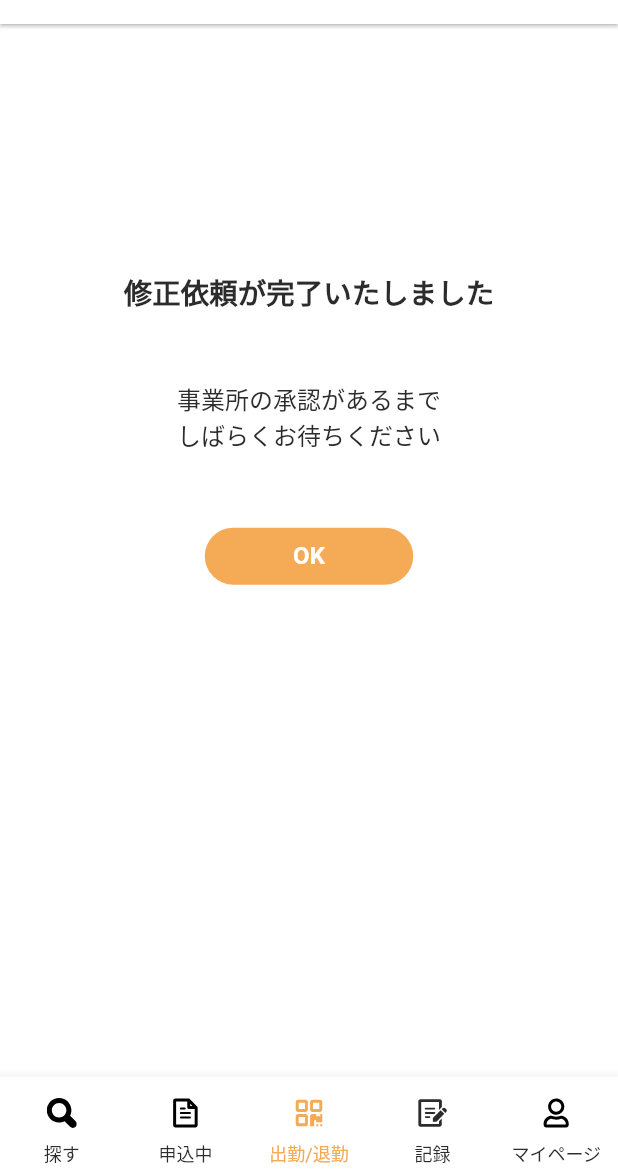
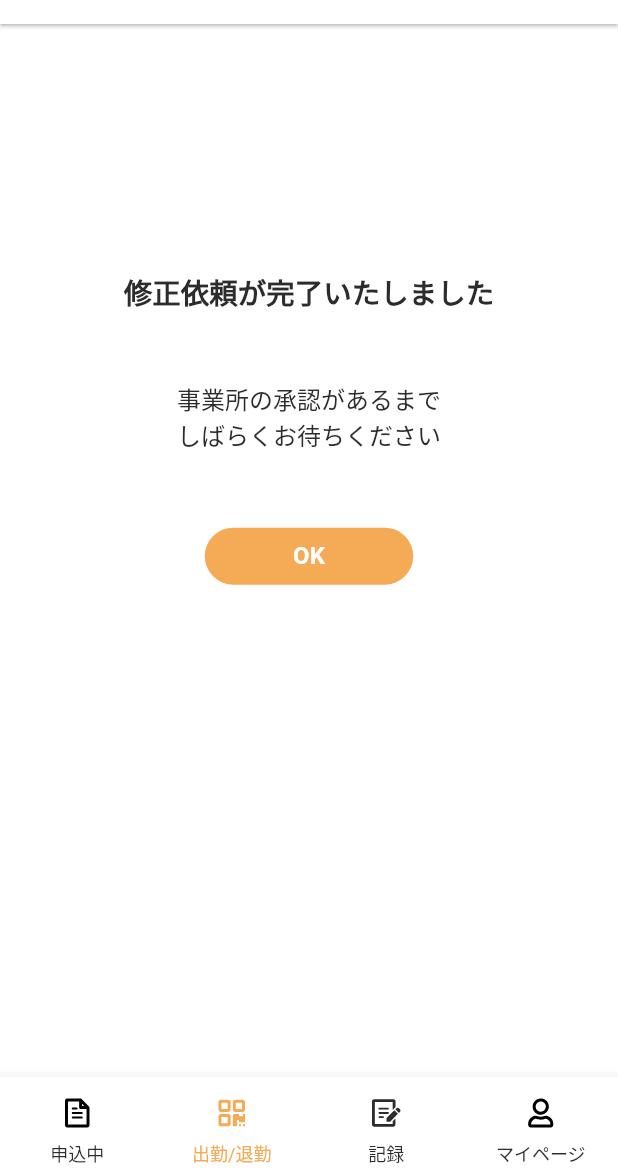
Before and after one commit to akashjpro/parsowa, a Flutter app: the CompleteFixRequestDetailScreen screen opened by its route, on a phone screen of 412 x 824 dp, the part 60-1236 px from its top. Run offline on Flutter 3.47's test engine with Material 2 defaults, Android fonts, the phone set to English and light mode, and no system bars; our stand-ins replace camera, dotted_line, expandable, flutter_bloc, flutter_svg, image_picker and 2 more; missing offline and left inert: qr_code_scanner; Roboto replaces fonts that are missing (NotoSanJP).

Commit message:
Update bottom bar

```diff
--- a/lib/presentation/screens/attend_list/attend_list_screen.dart
+++ b/lib/presentation/screens/attend_list/attend_list_screen.dart
@@ -57,7 +57,7 @@ class AttendListScreenState extends State<AttendListScreen>
           Expanded(child: _buildTabView(context))
         ],
       ),
-      bottomNavigationBar: BottomNavBar(currentIndex: 2),
+      bottomNavigationBar: BottomNavBar(currentIndex: 1),
     );
   }
 
--- a/lib/presentation/screens/attend_list/previous_attend_screen.dart
+++ b/lib/presentation/screens/attend_list/previous_attend_screen.dart
@@ -56,7 +56,7 @@ class PreviousAttendState extends State<PreviousAttendScreen> {
           ),
         ],
       )),
-      bottomNavigationBar: BottomNavBar(currentIndex: 4),
+      bottomNavigationBar: BottomNavBar(currentIndex: 3),
     );
   }
 
--- a/lib/presentation/screens/attend_list/record_screen.dart
+++ b/lib/presentation/screens/attend_list/record_screen.dart
@@ -42,7 +42,7 @@ class RecordState extends State<RecordScreen> {
           ),
         ),
       ),
-      bottomNavigationBar: BottomNavBar(currentIndex: 3),
+      bottomNavigationBar: BottomNavBar(currentIndex: 2),
     );
   }
 
--- a/lib/presentation/screens/contact_us/contact_us_screen.dart
+++ b/lib/presentation/screens/contact_us/contact_us_screen.dart
@@ -23,7 +23,7 @@ class ContactUsScreen extends StatelessWidget {
         initialUrl: 'https://flutter.io',
         javascriptMode: JavascriptMode.unrestricted,
       ),
-      bottomNavigationBar: BottomNavBar(currentIndex: 4),
+      bottomNavigationBar: BottomNavBar(currentIndex: 3),
     );
   }
 }
--- a/lib/presentation/screens/fix_request_detail/completed/completed_fix_request_detail.dart
+++ b/lib/presentation/screens/fix_request_detail/completed/completed_fix_request_detail.dart
@@ -29,7 +29,7 @@ class CompleteFixRequestDetailScreen extends StatelessWidget {
           child: _completeBody(context),
         ),
       ),
-      bottomNavigationBar: BottomNavBar(currentIndex: 2),
+      bottomNavigationBar: BottomNavBar(currentIndex: 1),
     );
   }
 
--- a/lib/presentation/screens/fix_request_detail/content/content_fix_request_detail.dart
+++ b/lib/presentation/screens/fix_request_detail/content/content_fix_request_detail.dart
@@ -71,7 +71,7 @@ class _ContentsFixRequestDetailScreenState
             ],
           ),
         ),
-        bottomNavigationBar: BottomNavBar(currentIndex: 2),
+        bottomNavigationBar: BottomNavBar(currentIndex: 1),
       ),
     );
   }
--- a/lib/presentation/screens/job_detail/content/content_screen.dart
+++ b/lib/presentation/screens/job_detail/content/content_screen.dart
@@ -61,7 +61,7 @@ class ContentJobDetailScreenState extends State<ContentJobDetailScreen> {
         ),
       ),
       bottomNavigationBar: BottomNavBar(
-        currentIndex: 1,
+        currentIndex: 0,
       ),
     );
   }
--- a/lib/presentation/screens/job_list/job_list_screen.dart
+++ b/lib/presentation/screens/job_list/job_list_screen.dart
@@ -46,7 +46,7 @@ class _JobListScreenState extends State<JobListScreen> {
       body: JobListBodyWidget(
         data: widget.data,
       ),
-      bottomNavigationBar: BottomNavBar(currentIndex: 1),
+      bottomNavigationBar: BottomNavBar(currentIndex: 0),
     );
   }
 
--- a/lib/presentation/screens/make_job_record/make_job_record_screen.dart
+++ b/lib/presentation/screens/make_job_record/make_job_record_screen.dart
@@ -38,7 +38,7 @@ class MakeJobRecordScreen extends StatelessWidget {
           ],
         ),
       ),
-      bottomNavigationBar: BottomNavBar(currentIndex: 4),
+      bottomNavigationBar: BottomNavBar(currentIndex: 3),
     );
   }
 }
--- a/lib/presentation/screens/my_page/my_page_screen.dart
+++ b/lib/presentation/screens/my_page/my_page_screen.dart
@@ -132,7 +132,7 @@ class MyPageScreen extends StatelessWidget {
           ],
         ),
       ),
-      bottomNavigationBar: BottomNavBar(currentIndex: 4),
+      bottomNavigationBar: BottomNavBar(currentIndex: 3),
     );
   }
 
--- a/lib/presentation/screens/web_view/web_view.dart
+++ b/lib/presentation/screens/web_view/web_view.dart
@@ -24,7 +24,7 @@ class WebViewScreen extends StatelessWidget {
         initialUrl: 'https://flutter.io',
         javascriptMode: JavascriptMode.unrestricted,
       ),
-      bottomNavigationBar: BottomNavBar(currentIndex: 4),
+      bottomNavigationBar: BottomNavBar(currentIndex: 3),
     );
   }
 }
--- a/lib/presentation/widgets/bottom_nav_bar_widget.dart
+++ b/lib/presentation/widgets/bottom_nav_bar_widget.dart
@@ -23,11 +23,6 @@ class BottomNavBarState extends State<BottomNavBar> {
   Widget build(BuildContext context) {
     return BottomNavigationBar(
       items: [
-        BottomNavigationBarItem(
-            icon: _buildIcon('assets/icons/icon_svg/Search_icon_on.svg'),
-            label: '探す',
-            activeIcon:
-                _buildIconActive('assets/icons/icon_svg/Search_icon_on.svg')),
         BottomNavigationBarItem(
             icon: _buildIcon('assets/icons/icon_svg/JobList_icon.svg'),
             label: '申込中',
@@ -72,16 +67,13 @@ class BottomNavBarState extends State<BottomNavBar> {
             Navigator.of(context).pushReplacementNamed(SearchScreen.routeName);
             break;
           case 1:
-            Navigator.of(context).pushReplacementNamed(JobListScreen.routeName);
-            break;
-          case 2:
             Navigator.of(context)
                 .pushReplacementNamed(AttendListScreen.routeName);
             break;
-          case 3:
+          case 2:
             Navigator.of(context).pushReplacementNamed(RecordScreen.routeName);
             break;
-          case 4:
+          case 3:
             Navigator.of(context).pushReplacementNamed(MyPageScreen.routeName);
             break;
         }
```
